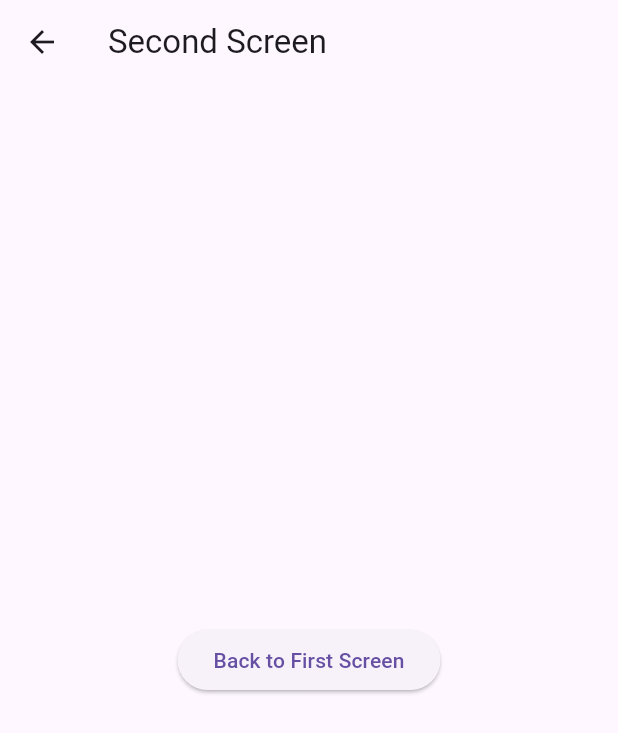
After one commit to Tania5257/flutter_application_trackersheet, a Flutter app: the FirstScreen screen opened directly, after a tap on "Go to Second Screen", on a phone screen of 412 x 824 dp. The commit adds this screen. Shown: the top 733 px of the screen. Run offline on Flutter 3.47's test engine with Material 3 defaults, Android fonts, the phone set to English and light mode, and no system bars; project files that could hold a hidden picture were left out.

Commit message:
trackersheet4

```diff
--- a/lib/ts3.dart
+++ b/lib/ts3.dart
@@ -15,7 +15,7 @@ class MyApp extends StatelessWidget {
       home: Scaffold(
         appBar: AppBar(
           title: Text('ListView Example Tracker Sheet 3'),
-          backgroundColor: Colors.blue, // Greenish header
+          backgroundColor: Colors.blue,
         ),
         body: ItemList(),
       ),
--- /dev/null
+++ b/lib/ts5.dart
@@ -0,0 +1,54 @@
+//5. Create an app with two screens. The first screen should have a button that navigates to the second screen. The second screen should have a back button that returns to the first screen.
+
+
+import 'package:flutter/material.dart';
+
+void main() {
+  runApp(MyApp());
+}
+
+class MyApp extends StatelessWidget {
+  @override
+  Widget build(BuildContext context) {
+    return MaterialApp(
+      home: FirstScreen(),
+    );
+  }
+}
+
+class FirstScreen extends StatelessWidget {
+  @override
+  Widget build(BuildContext context) {
+    return Scaffold(
+      appBar: AppBar(title: Text("First Screen")),
+      body: Center(
+        child: ElevatedButton(
+          onPressed: () {
+            Navigator.push(
+              context,
+              MaterialPageRoute(builder: (context) => SecondScreen()),
+            );
+          },
+          child: Text("Go to Second Screen"),
+        ),
+      ),
+    );
+  }
+}
+
+class SecondScreen extends StatelessWidget {
+  @override
+  Widget build(BuildContext context) {
+    return Scaffold(
+      appBar: AppBar(title: Text("Second Screen")),
+      body: Center(
+        child: ElevatedButton(
+          onPressed: () {
+            Navigator.pop(context);
+          },
+          child: Text("Back to First Screen"),
+        ),
+      ),
+    );
+  }
+}
```
Also changed, not shown: lib/ts4.dart (added, +80 -0 lines), lib/ts6.dart (added).
